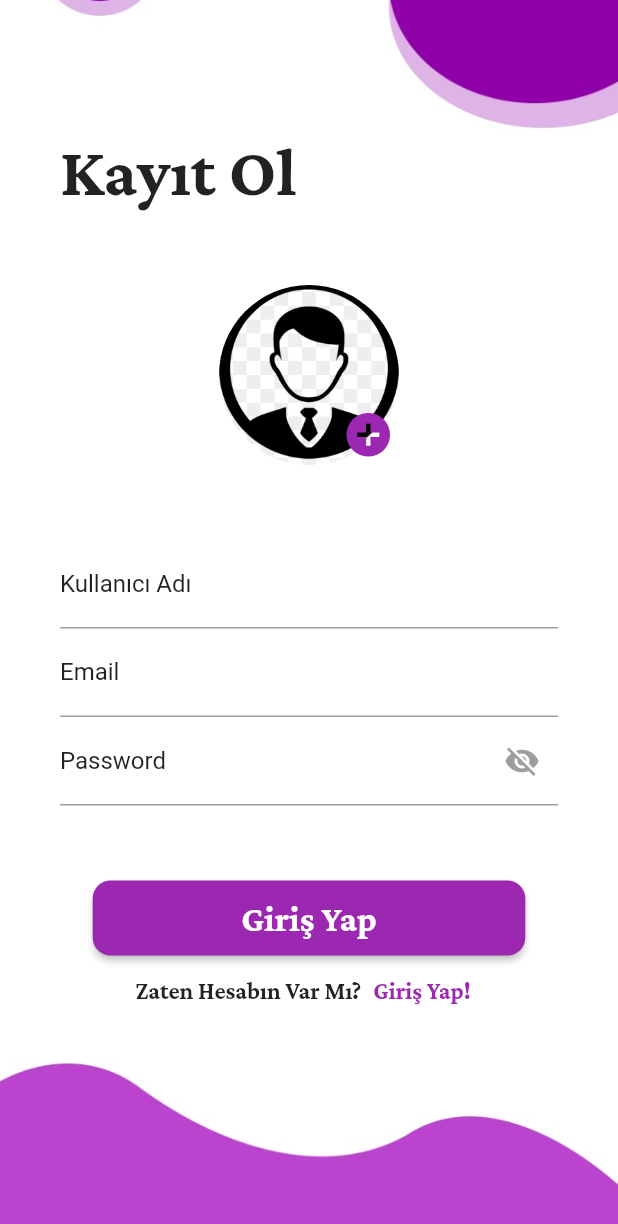
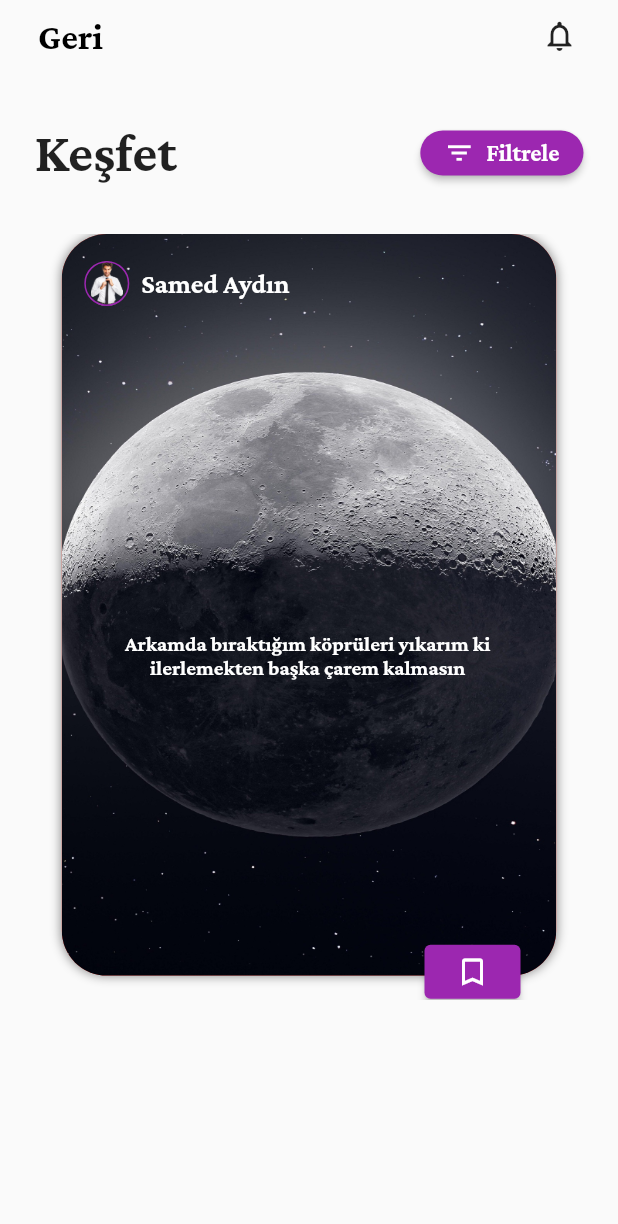
Before and after one commit to atalhaablak/sozler_app, a Flutter app: the screen it shows after launch, on a phone screen of 412 x 824 dp. Shown: the top 1224 px of the screen. Run offline on Flutter 3.47's test engine with Material 2 defaults, Android fonts, the phone set to English and light mode, and no system bars; our stand-ins replace google_fonts.

Commit message:
created explore page
Düznlenecek ve tabbar eklenicek.

```diff
--- a/lib/main.dart
+++ b/lib/main.dart
@@ -1,4 +1,5 @@
 import 'package:flutter/material.dart';
+import 'package:sozler_app/screens/explore_page.dart';
 import 'package:sozler_app/screens/form/login_page.dart';
 import 'package:sozler_app/screens/form/register_page.dart';
 
@@ -13,7 +14,7 @@ class MyApp extends StatelessWidget {
   Widget build(BuildContext context) {
     return MaterialApp(
       debugShowCheckedModeBanner: false,
-      home: RegisterPage(),
+      home: ExplorePage(),
     );
   }
 }
--- /dev/null
+++ b/lib/screens/explore_page.dart
@@ -0,0 +1,172 @@
+import 'package:flutter/material.dart';
+import 'package:flutter/src/foundation/key.dart';
+import 'package:flutter/src/widgets/framework.dart';
+import 'package:google_fonts/google_fonts.dart';
+
+class ExplorePage extends StatefulWidget {
+  const ExplorePage({Key? key}) : super(key: key);
+
+  @override
+  State<ExplorePage> createState() => _ExplorePageState();
+}
+
+class _ExplorePageState extends State<ExplorePage> {
+  @override
+  Widget build(BuildContext context) {
+    return Scaffold(
+      body: SafeArea(
+        child: Padding(
+          padding: const EdgeInsets.symmetric(horizontal: 15),
+          child: Column(
+            children: [
+              // AppBar Sağda Geri Solda Zil
+              _pageAppBar(),
+              SizedBox(height: 30),
+              // Keşfet başlığı yanında filtrele butonu
+              Padding(
+                padding: const EdgeInsets.symmetric(horizontal: 8.0),
+                child: _exploreHead(context),
+              ),
+              SizedBox(height: 30),
+              // Ekranın Ortasında Card
+              _customCardPost(),
+              SizedBox(height: 30),
+              // Tabbar
+            ],
+          ),
+        ),
+      ),
+    );
+  }
+
+  Row _exploreHead(BuildContext context) {
+    return Row(
+      mainAxisAlignment: MainAxisAlignment.spaceBetween,
+      children: [
+        Text("Keşfet", style: GoogleFonts.crimsonPro(fontSize: 36, fontWeight: FontWeight.bold)),
+        ElevatedButton(
+            style: ElevatedButton.styleFrom(
+              minimumSize: Size(MediaQuery.of(context).size.width * 0.1, 30),
+              shape: RoundedRectangleBorder(borderRadius: BorderRadius.circular(15)),
+              primary: Colors.purple,
+            ),
+            onPressed: () {},
+            child: Row(mainAxisAlignment: MainAxisAlignment.spaceBetween, children: [
+              Icon(
+                Icons.filter_list,
+                size: 20,
+              ),
+              Padding(
+                padding: const EdgeInsets.only(left: 8.0),
+                child: Text("Filtrele", style: GoogleFonts.crimsonPro(fontSize: 16, fontWeight: FontWeight.bold)),
+              ),
+            ])),
+      ],
+    );
+  }
+
+  Row _pageAppBar() {
+    return Row(
+      mainAxisAlignment: MainAxisAlignment.spaceBetween,
+      children: [
+        TextButton(
+            onPressed: () {},
+            child: Text("Geri", style: GoogleFonts.crimsonPro(fontSize: 24, fontWeight: FontWeight.bold, color: Colors.black))),
+        IconButton(onPressed: () {}, icon: Icon(Icons.notifications_none_outlined)),
+      ],
+    );
+  }
+}
+
+class _customCardPost extends StatelessWidget {
+  const _customCardPost({
+    Key? key,
+  }) : super(key: key);
+
+  @override
+  Widget build(BuildContext context) {
+    return Stack(
+      children: [
+        Align(
+          alignment: Alignment.center,
+          child: Container(
+            height: MediaQuery.of(context).size.height * 0.62,
+            width: MediaQuery.of(context).size.width * 0.8,
+            child: Stack(
+              children: [
+                Container(
+                  height: MediaQuery.of(context).size.height * 0.6,
+                  width: MediaQuery.of(context).size.width * 0.8,
+                  decoration: BoxDecoration(
+                    boxShadow: [BoxShadow(blurRadius: 5, color: Colors.black45)],
+                    color: Colors.red,
+                    borderRadius: BorderRadius.circular(30),
+                    image: DecorationImage(
+                      image: AssetImage("assets/image/moon.jpeg"),
+                      fit: BoxFit.fill,
+                    ),
+                  ),
+                ),
+                Padding(
+                  padding: const EdgeInsets.only(left: 15.0, top: 15.0),
+                  child: Row(
+                    children: [
+                      Container(
+                        height: 30,
+                        width: 30,
+                        decoration: BoxDecoration(
+                          shape: BoxShape.circle,
+                          border: Border.all(color: Colors.purple),
+                          color: Colors.transparent,
+                          image: DecorationImage(image: AssetImage("assets/image/person.png"), fit: BoxFit.contain),
+                        ),
+                      ),
+                      Padding(
+                        padding: const EdgeInsets.all(8.0),
+                        child: Text("Samed Aydın",
+                            style: GoogleFonts.crimsonPro(
+                              fontSize: 18,
+                              fontWeight: FontWeight.bold,
+                              color: Colors.white,
+                            )),
+                      ),
+                    ],
+                  ),
+                ),
+                Positioned(
+                  child: Container(
+                    color: Colors.transparent,
+                    width: MediaQuery.of(context).size.width * 0.65,
+                    height: MediaQuery.of(context).size.height * 0.40,
+                    child: Center(
+                      child: Text(
+                        "Arkamda bıraktığım köprüleri yıkarım ki ilerlemekten başka çarem kalmasın",
+                        textAlign: TextAlign.center,
+                        style: GoogleFonts.crimsonPro(
+                          color: Colors.white,
+                          fontSize: 14,
+                          fontWeight: FontWeight.bold,
+                        ),
+                      ),
+                    ),
+                  ),
+                  bottom: 65,
+                  left: 30,
+                ),
+              ],
+            ),
+          ),
+        ),
+        Positioned(
+          bottom: -5,
+          right: 50,
+          child: ElevatedButton(
+            onPressed: () {},
+            child: Icon(Icons.bookmark_border),
+            style: ElevatedButton.styleFrom(primary: Colors.purple),
+          ),
+        ),
+      ],
+    );
+  }
+}
```
Also changed, not shown: assets/image/moon.jpeg (added), assets/image/person.png (added).
